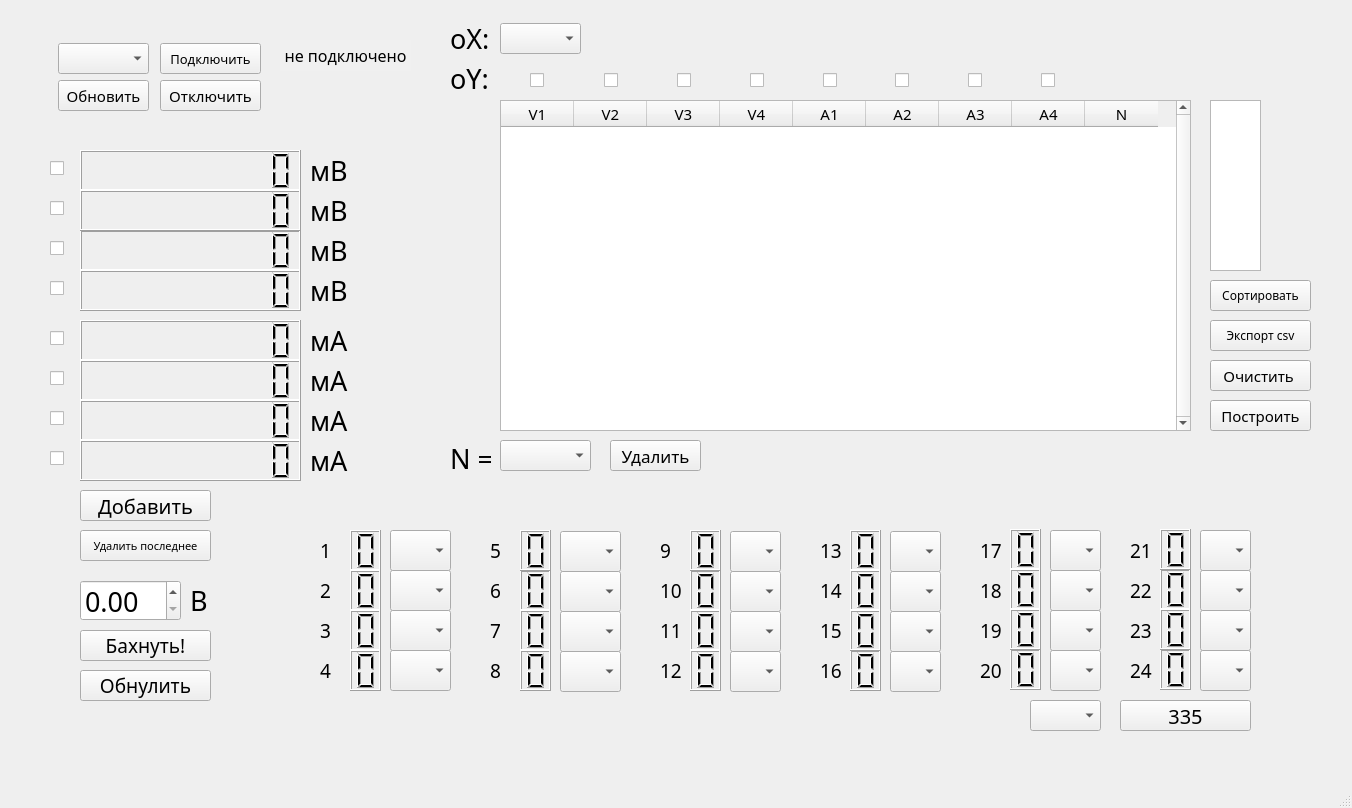
Before: the Qt Designer form interface.ui in KejLater/lab_stand, drawn with Qt 5.
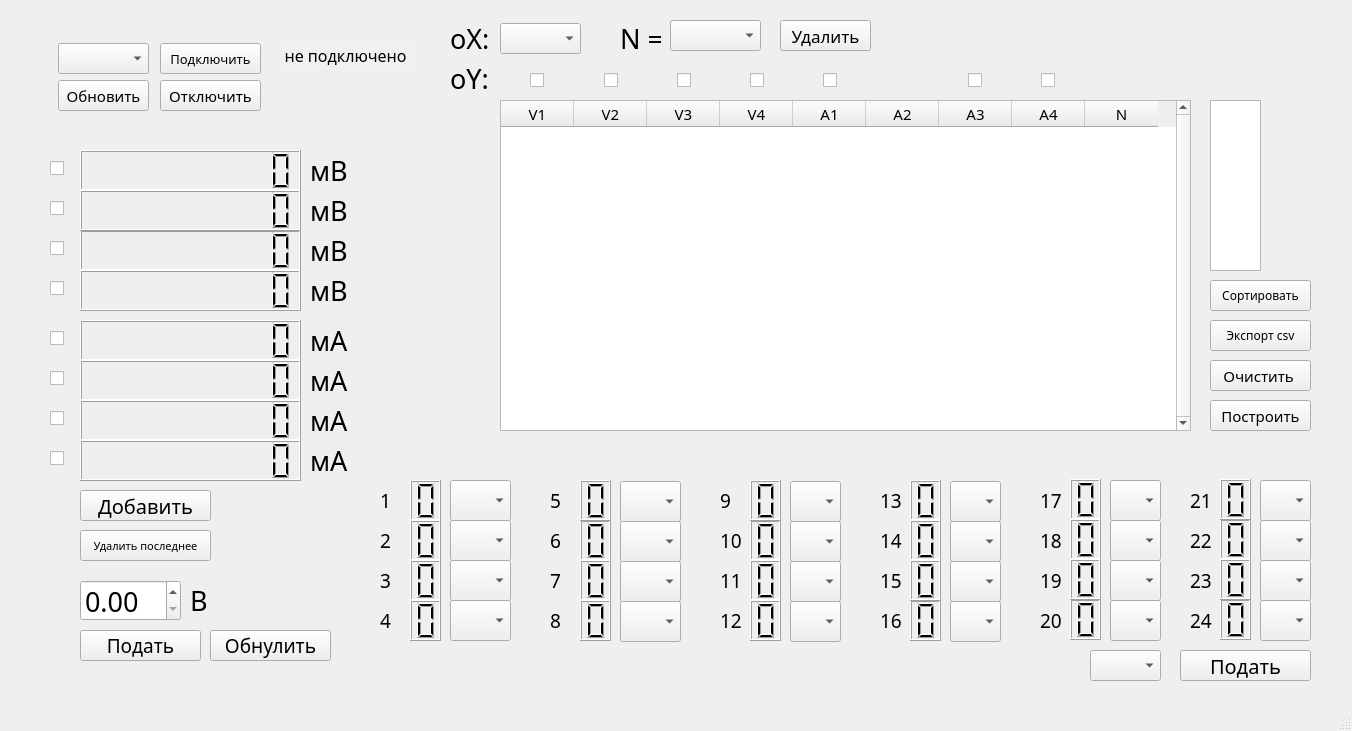
After: the same form once the commit is applied.

Diff of the .ui file:
```diff
--- a/interface.ui
+++ b/interface.ui
@@ -7,7 +7,7 @@
     <x>0</x>
     <y>0</y>
     <width>1352</width>
-    <height>808</height>
+    <height>731</height>
    </rect>
   </property>
   <property name="sizePolicy">
@@ -1266,8 +1266,8 @@
    <widget class="QCheckBox" name="A2_y">
     <property name="geometry">
      <rect>
-      <x>895</x>
-      <y>70</y>
+      <x>1065</x>
+      <y>-350</y>
       <width>21</width>
       <height>21</height>
      </rect>
@@ -1351,7 +1351,7 @@
      <rect>
       <x>80</x>
       <y>630</y>
-      <width>131</width>
+      <width>121</width>
       <height>31</height>
      </rect>
     </property>
@@ -1363,7 +1363,7 @@
      </font>
     </property>
     <property name="text">
-     <string>Бахнуть!</string>
+     <string>Подать</string>
     </property>
    </widget>
    <widget class="QPushButton" name="close_port_button">
@@ -1535,8 +1535,8 @@
     </property>
     <property name="geometry">
      <rect>
-      <x>450</x>
-      <y>440</y>
+      <x>620</x>
+      <y>20</y>
       <width>41</width>
       <height>31</height>
      </rect>
@@ -1555,8 +1555,8 @@
    <widget class="QPushButton" name="delete_by_N_button">
     <property name="geometry">
      <rect>
-      <x>610</x>
-      <y>440</y>
+      <x>780</x>
+      <y>20</y>
       <width>91</width>
       <height>31</height>
      </rect>
@@ -1575,8 +1575,8 @@
    <widget class="QComboBox" name="choose_delete_list">
     <property name="geometry">
      <rect>
-      <x>500</x>
-      <y>440</y>
+      <x>670</x>
+      <y>20</y>
       <width>91</width>
       <height>31</height>
      </rect>
@@ -1624,8 +1624,8 @@
    <widget class="QLCDNumber" name="lcd_io_0">
     <property name="geometry">
      <rect>
-      <x>350</x>
-      <y>530</y>
+      <x>410</x>
+      <y>480</y>
       <width>31</width>
       <height>41</height>
      </rect>
@@ -1647,8 +1647,8 @@
    <widget class="QLCDNumber" name="lcd_io_1">
     <property name="geometry">
      <rect>
-      <x>350</x>
-      <y>570</y>
+      <x>410</x>
+      <y>520</y>
       <width>31</width>
       <height>41</height>
      </rect>
@@ -1670,8 +1670,8 @@
    <widget class="QLCDNumber" name="lcd_io_2">
     <property name="geometry">
      <rect>
-      <x>350</x>
-      <y>610</y>
+      <x>410</x>
+      <y>560</y>
       <width>31</width>
       <height>41</height>
      </rect>
@@ -1693,8 +1693,8 @@
    <widget class="QLCDNumber" name="lcd_io_3">
     <property name="geometry">
      <rect>
-      <x>350</x>
-      <y>650</y>
+      <x>410</x>
+      <y>600</y>
       <width>31</width>
       <height>41</height>
      </rect>
@@ -1716,8 +1716,8 @@
    <widget class="QPushButton" name="reset_io_button">
     <property name="geometry">
      <rect>
-      <x>1120</x>
-      <y>700</y>
+      <x>1180</x>
+      <y>650</y>
       <width>131</width>
       <height>31</height>
      </rect>
@@ -1730,14 +1730,14 @@
      </font>
     </property>
     <property name="text">
-     <string>335</string>
+     <string>Подать</string>
     </property>
    </widget>
    <widget class="QComboBox" name="io_0_list">
     <property name="geometry">
      <rect>
-      <x>390</x>
-      <y>530</y>
+      <x>450</x>
+      <y>480</y>
       <width>61</width>
       <height>41</height>
      </rect>
@@ -1753,8 +1753,8 @@
    <widget class="QComboBox" name="io_1_list">
     <property name="geometry">
      <rect>
-      <x>390</x>
-      <y>570</y>
+      <x>450</x>
+      <y>520</y>
       <width>61</width>
       <height>41</height>
      </rect>
@@ -1770,8 +1770,8 @@
    <widget class="QComboBox" name="io_2_list">
     <property name="geometry">
      <rect>
-      <x>390</x>
-      <y>610</y>
+      <x>450</x>
+      <y>560</y>
       <width>61</width>
       <height>41</height>
      </rect>
@@ -1787,8 +1787,8 @@
    <widget class="QComboBox" name="io_3_list">
     <property name="geometry">
      <rect>
-      <x>390</x>
-      <y>650</y>
+      <x>450</x>
+      <y>600</y>
       <width>61</width>
       <height>41</height>
      </rect>
@@ -1804,8 +1804,8 @@
    <widget class="QLCDNumber" name="lcd_io_5">
     <property name="geometry">
      <rect>
-      <x>520</x>
-      <y>570</y>
+      <x>580</x>
+      <y>520</y>
       <width>31</width>
       <height>41</height>
      </rect>
@@ -1827,8 +1827,8 @@
    <widget class="QLCDNumber" name="lcd_io_4">
     <property name="geometry">
      <rect>
-      <x>520</x>
-      <y>530</y>
+      <x>580</x>
+      <y>480</y>
       <width>31</width>
       <height>41</height>
      </rect>
@@ -1850,8 +1850,8 @@
    <widget class="QLCDNumber" name="lcd_io_6">
     <property name="geometry">
      <rect>
-      <x>520</x>
-      <y>610</y>
+      <x>580</x>
+      <y>560</y>
       <width>31</width>
       <height>41</height>
      </rect>
@@ -1873,8 +1873,8 @@
    <widget class="QComboBox" name="io_5_list">
     <property name="geometry">
      <rect>
-      <x>560</x>
-      <y>571</y>
+      <x>620</x>
+      <y>521</y>
       <width>61</width>
       <height>41</height>
      </rect>
@@ -1890,8 +1890,8 @@
    <widget class="QComboBox" name="io_4_list">
     <property name="geometry">
      <rect>
-      <x>560</x>
-      <y>531</y>
+      <x>620</x>
+      <y>481</y>
       <width>61</width>
       <height>41</height>
      </rect>
@@ -1907,8 +1907,8 @@
    <widget class="QComboBox" name="io_6_list">
     <property name="geometry">
      <rect>
-      <x>560</x>
-      <y>611</y>
+      <x>620</x>
+      <y>561</y>
       <width>61</width>
       <height>41</height>
      </rect>
@@ -1924,8 +1924,8 @@
    <widget class="QLCDNumber" name="lcd_io_7">
     <property name="geometry">
      <rect>
-      <x>520</x>
-      <y>650</y>
+      <x>580</x>
+      <y>600</y>
       <width>31</width>
       <height>41</height>
      </rect>
@@ -1947,8 +1947,8 @@
    <widget class="QComboBox" name="io_7_list">
     <property name="geometry">
      <rect>
-      <x>560</x>
-      <y>651</y>
+      <x>620</x>
+      <y>601</y>
       <width>61</width>
       <height>41</height>
      </rect>
@@ -1964,8 +1964,8 @@
    <widget class="QLCDNumber" name="lcd_io_12">
     <property name="geometry">
      <rect>
-      <x>850</x>
-      <y>530</y>
+      <x>910</x>
+      <y>480</y>
       <width>31</width>
       <height>41</height>
      </rect>
@@ -1987,8 +1987,8 @@
    <widget class="QLCDNumber" name="lcd_io_9">
     <property name="geometry">
      <rect>
-      <x>690</x>
-      <y>570</y>
+      <x>750</x>
+      <y>520</y>
       <width>31</width>
       <height>41</height>
      </rect>
@@ -2010,8 +2010,8 @@
    <widget class="QLCDNumber" name="lcd_io_13">
     <property name="geometry">
      <rect>
-      <x>850</x>
-      <y>570</y>
+      <x>910</x>
+      <y>520</y>
       <width>31</width>
       <height>41</height>
      </rect>
@@ -2033,8 +2033,8 @@
    <widget class="QLCDNumber" name="lcd_io_8">
     <property name="geometry">
      <rect>
-      <x>690</x>
-      <y>530</y>
+      <x>750</x>
+      <y>480</y>
       <width>31</width>
       <height>41</height>
      </rect>
@@ -2056,8 +2056,8 @@
    <widget class="QComboBox" name="io_12_list">
     <property name="geometry">
      <rect>
-      <x>890</x>
-      <y>531</y>
+      <x>950</x>
+      <y>481</y>
       <width>51</width>
       <height>41</height>
      </rect>
@@ -2073,8 +2073,8 @@
    <widget class="QLCDNumber" name="lcd_io_15">
     <property name="geometry">
      <rect>
-      <x>850</x>
-      <y>650</y>
+      <x>910</x>
+      <y>600</y>
       <width>31</width>
       <height>41</height>
      </rect>
@@ -2096,8 +2096,8 @@
    <widget class="QLCDNumber" name="lcd_io_10">
     <property name="geometry">
      <rect>
-      <x>690</x>
-      <y>610</y>
+      <x>750</x>
+      <y>560</y>
       <width>31</width>
       <height>41</height>
      </rect>
@@ -2119,8 +2119,8 @@
    <widget class="QComboBox" name="io_9_list">
     <property name="geometry">
      <rect>
-      <x>730</x>
-      <y>571</y>
+      <x>790</x>
+      <y>521</y>
       <width>51</width>
       <height>41</height>
      </rect>
@@ -2136,8 +2136,8 @@
    <widget class="QComboBox" name="io_13_list">
     <property name="geometry">
      <rect>
-      <x>890</x>
-      <y>571</y>
+      <x>950</x>
+      <y>521</y>
       <width>51</width>
       <height>41</height>
      </rect>
@@ -2153,8 +2153,8 @@
    <widget class="QComboBox" name="io_15_list">
     <property name="geometry">
      <rect>
-      <x>890</x>
-      <y>651</y>
+      <x>950</x>
+      <y>601</y>
       <width>51</width>
       <height>41</height>
      </rect>
@@ -2170,8 +2170,8 @@
    <widget class="QComboBox" name="io_8_list">
     <property name="geometry">
      <rect>
-      <x>730</x>
-      <y>531</y>
+      <x>790</x>
+      <y>481</y>
       <width>51</width>
       <height>41</height>
      </rect>
@@ -2187,8 +2187,8 @@
    <widget class="QComboBox" name="io_10_list">
     <property name="geometry">
      <rect>
-      <x>730</x>
-      <y>611</y>
+      <x>790</x>
+      <y>561</y>
       <width>51</width>
       <height>41</height>
      </rect>
@@ -2204,8 +2204,8 @@
    <widget class="QLCDNumber" name="lcd_io_11">
     <property name="geometry">
      <rect>
-      <x>690</x>
-      <y>650</y>
+      <x>750</x>
+      <y>600</y>
       <width>31</width>
       <height>41</height>
      </rect>
@@ -2227,8 +2227,8 @@
    <widget class="QComboBox" name="io_11_list">
     <property name="geometry">
      <rect>
-      <x>730</x>
-      <y>651</y>
+      <x>790</x>
+      <y>601</y>
       <width>51</width>
       <height>41</height>
      </rect>
@@ -2244,8 +2244,8 @@
    <widget class="QComboBox" name="io_14_list">
     <property name="geometry">
      <rect>
-      <x>890</x>
-      <y>611</y>
+      <x>950</x>
+      <y>561</y>
       <width>51</width>
       <height>41</height>
      </rect>
@@ -2261,8 +2261,8 @@
    <widget class="QLCDNumber" name="lcd_io_14">
     <property name="geometry">
      <rect>
-      <x>850</x>
-      <y>610</y>
+      <x>910</x>
+      <y>560</y>
       <width>31</width>
       <height>41</height>
      </rect>
@@ -2284,8 +2284,8 @@
    <widget class="QLCDNumber" name="lcd_io_23">
     <property name="geometry">
      <rect>
-      <x>1160</x>
-      <y>649</y>
+      <x>1220</x>
+      <y>599</y>
       <width>31</width>
       <height>41</height>
      </rect>
@@ -2307,8 +2307,8 @@
    <widget class="QLCDNumber" name="lcd_io_16">
     <property name="geometry">
      <rect>
-      <x>1010</x>
-      <y>529</y>
+      <x>1070</x>
+      <y>479</y>
       <width>31</width>
       <height>41</height>
      </rect>
@@ -2330,8 +2330,8 @@
    <widget class="QComboBox" name="io_18_list">
     <property name="geometry">
      <rect>
-      <x>1050</x>
-      <y>610</y>
+      <x>1110</x>
+      <y>560</y>
       <width>51</width>
       <height>41</height>
      </rect>
@@ -2347,8 +2347,8 @@
    <widget class="QLCDNumber" name="lcd_io_21">
     <property name="geometry">
      <rect>
-      <x>1160</x>
-      <y>569</y>
+      <x>1220</x>
+      <y>519</y>
       <width>31</width>
       <height>41</height>
      </rect>
@@ -2370,8 +2370,8 @@
    <widget class="QComboBox" name="io_21_list">
     <property name="geometry">
      <rect>
-      <x>1200</x>
-      <y>570</y>
+      <x>1260</x>
+      <y>520</y>
       <width>51</width>
       <height>41</height>
      </rect>
@@ -2387,8 +2387,8 @@
    <widget class="QComboBox" name="io_19_list">
     <property name="geometry">
      <rect>
-      <x>1050</x>
-      <y>650</y>
+      <x>1110</x>
+      <y>600</y>
       <width>51</width>
       <height>41</height>
      </rect>
@@ -2404,8 +2404,8 @@
    <widget class="QComboBox" name="io_22_list">
     <property name="geometry">
      <rect>
-      <x>1200</x>
-      <y>610</y>
+      <x>1260</x>
+      <y>560</y>
       <width>51</width>
       <height>41</height>
      </rect>
@@ -2421,8 +2421,8 @@
    <widget class="QLCDNumber" name="lcd_io_17">
     <property name="geometry">
      <rect>
-      <x>1010</x>
-      <y>569</y>
+      <x>1070</x>
+      <y>519</y>
       <width>31</width>
       <height>41</height>
      </rect>
@@ -2444,8 +2444,8 @@
    <widget class="QLCDNumber" name="lcd_io_19">
     <property name="geometry">
      <rect>
-      <x>1010</x>
-      <y>649</y>
+      <x>1070</x>
+      <y>599</y>
       <width>31</width>
       <height>41</height>
      </rect>
@@ -2467,8 +2467,8 @@
    <widget class="QComboBox" name="io_23_list">
     <property name="geometry">
      <rect>
-      <x>1200</x>
-      <y>650</y>
+      <x>1260</x>
+      <y>600</y>
       <width>51</width>
       <height>41</height>
      </rect>
@@ -2484,8 +2484,8 @@
    <widget class="QComboBox" name="io_16_list">
     <property name="geometry">
      <rect>
-      <x>1050</x>
-      <y>530</y>
+      <x>1110</x>
+      <y>480</y>
       <width>51</width>
       <height>41</height>
      </rect>
@@ -2501,8 +2501,8 @@
    <widget class="QLCDNumber" name="lcd_io_20">
     <property name="geometry">
      <rect>
-      <x>1160</x>
-      <y>529</y>
+      <x>1220</x>
+      <y>479</y>
       <width>31</width>
       <height>41</height>
      </rect>
@@ -2524,8 +2524,8 @@
    <widget class="QComboBox" name="io_20_list">
     <property name="geometry">
      <rect>
-      <x>1200</x>
-      <y>530</y>
+      <x>1260</x>
+      <y>480</y>
       <width>51</width>
       <height>41</height>
      </rect>
@@ -2541,8 +2541,8 @@
    <widget class="QLCDNumber" name="lcd_io_22">
     <property name="geometry">
      <rect>
-      <x>1160</x>
-      <y>609</y>
+      <x>1220</x>
+      <y>559</y>
       <width>31</width>
       <height>41</height>
      </rect>
@@ -2564,8 +2564,8 @@
    <widget class="QLCDNumber" name="lcd_io_18">
     <property name="geometry">
      <rect>
-      <x>1010</x>
-      <y>609</y>
+      <x>1070</x>
+      <y>559</y>
       <width>31</width>
       <height>41</height>
      </rect>
@@ -2587,8 +2587,8 @@
    <widget class="QComboBox" name="io_17_list">
     <property name="geometry">
      <rect>
-      <x>1050</x>
-      <y>570</y>
+      <x>1110</x>
+      <y>520</y>
       <width>51</width>
       <height>41</height>
      </rect>
@@ -2604,8 +2604,8 @@
    <widget class="QComboBox" name="io_reset_list">
     <property name="geometry">
      <rect>
-      <x>1030</x>
-      <y>700</y>
+      <x>1090</x>
+      <y>650</y>
       <width>71</width>
       <height>31</height>
      </rect>
@@ -2674,8 +2674,8 @@
    <widget class="QLabel" name="label">
     <property name="geometry">
      <rect>
-      <x>320</x>
-      <y>530</y>
+      <x>380</x>
+      <y>480</y>
       <width>31</width>
       <height>41</height>
      </rect>
@@ -2687,8 +2687,8 @@
    <widget class="QLabel" name="label_2">
     <property name="geometry">
      <rect>
-      <x>320</x>
-      <y>570</y>
+      <x>380</x>
+      <y>520</y>
       <width>31</width>
       <height>41</height>
      </rect>
@@ -2700,8 +2700,8 @@
    <widget class="QLabel" name="label_3">
     <property name="geometry">
      <rect>
-      <x>320</x>
-      <y>610</y>
+      <x>380</x>
+      <y>560</y>
       <width>31</width>
       <height>41</height>
      </rect>
@@ -2713,8 +2713,8 @@
    <widget class="QLabel" name="label_4">
     <property name="geometry">
      <rect>
-      <x>320</x>
-      <y>650</y>
+      <x>380</x>
+      <y>600</y>
       <width>31</width>
       <height>41</height>
      </rect>
@@ -2726,8 +2726,8 @@
    <widget class="QLabel" name="label_5">
     <property name="geometry">
      <rect>
-      <x>490</x>
-      <y>650</y>
+      <x>550</x>
+      <y>600</y>
       <width>31</width>
       <height>41</height>
      </rect>
@@ -2739,8 +2739,8 @@
    <widget class="QLabel" name="label_6">
     <property name="geometry">
      <rect>
-      <x>490</x>
-      <y>610</y>
+      <x>550</x>
+      <y>560</y>
       <width>31</width>
       <height>41</height>
      </rect>
@@ -2752,8 +2752,8 @@
    <widget class="QLabel" name="label_7">
     <property name="geometry">
      <rect>
-      <x>490</x>
-      <y>530</y>
+      <x>550</x>
+      <y>480</y>
       <width>31</width>
       <height>41</height>
      </rect>
@@ -2765,8 +2765,8 @@
    <widget class="QLabel" name="label_8">
     <property name="geometry">
      <rect>
-      <x>490</x>
-      <y>570</y>
+      <x>550</x>
+      <y>520</y>
       <width>31</width>
       <height>41</height>
      </rect>
@@ -2778,8 +2778,8 @@
    <widget class="QLabel" name="label_9">
     <property name="geometry">
      <rect>
-      <x>660</x>
-      <y>570</y>
+      <x>720</x>
+      <y>520</y>
       <width>31</width>
       <height>41</height>
      </rect>
@@ -2791,8 +2791,8 @@
    <widget class="QLabel" name="label_10">
     <property name="geometry">
      <rect>
-      <x>660</x>
-      <y>530</y>
+      <x>720</x>
+      <y>480</y>
       <width>31</width>
       <height>41</height>
      </rect>
@@ -2804,8 +2804,8 @@
    <widget class="QLabel" name="label_11">
     <property name="geometry">
      <rect>
-      <x>660</x>
-      <y>650</y>
+      <x>720</x>
+      <y>600</y>
       <width>31</width>
       <height>41</height>
      </rect>
@@ -2817,8 +2817,8 @@
    <widget class="QLabel" name="label_12">
     <property name="geometry">
      <rect>
-      <x>660</x>
-      <y>610</y>
+      <x>720</x>
+      <y>560</y>
       <width>31</width>
       <height>41</height>
      </rect>
@@ -2830,8 +2830,8 @@
    <widget class="QLabel" name="label_13">
     <property name="geometry">
      <rect>
-      <x>820</x>
-      <y>570</y>
+      <x>880</x>
+      <y>520</y>
       <width>31</width>
       <height>41</height>
      </rect>
@@ -2843,8 +2843,8 @@
    <widget class="QLabel" name="label_14">
     <property name="geometry">
      <rect>
-      <x>820</x>
-      <y>610</y>
+      <x>880</x>
+      <y>560</y>
       <width>31</width>
       <height>41</height>
      </rect>
@@ -2856,8 +2856,8 @@
    <widget class="QLabel" name="label_15">
     <property name="geometry">
      <rect>
-      <x>820</x>
-      <y>650</y>
+      <x>880</x>
+      <y>600</y>
       <width>31</width>
       <height>41</height>
      </rect>
@@ -2869,8 +2869,8 @@
    <widget class="QLabel" name="label_16">
     <property name="geometry">
      <rect>
-      <x>820</x>
-      <y>530</y>
+      <x>880</x>
+      <y>480</y>
       <width>31</width>
       <height>41</height>
      </rect>
@@ -2882,8 +2882,8 @@
    <widget class="QLabel" name="label_17">
     <property name="geometry">
      <rect>
-      <x>980</x>
-      <y>570</y>
+      <x>1040</x>
+      <y>520</y>
       <width>31</width>
       <height>41</height>
      </rect>
@@ -2895,8 +2895,8 @@
    <widget class="QLabel" name="label_18">
     <property name="geometry">
      <rect>
-      <x>980</x>
-      <y>610</y>
+      <x>1040</x>
+      <y>560</y>
       <width>31</width>
       <height>41</height>
      </rect>
@@ -2908,8 +2908,8 @@
    <widget class="QLabel" name="label_19">
     <property name="geometry">
      <rect>
-      <x>980</x>
-      <y>530</y>
+      <x>1040</x>
+      <y>480</y>
       <width>31</width>
       <height>41</height>
      </rect>
@@ -2921,8 +2921,8 @@
    <widget class="QLabel" name="label_20">
     <property name="geometry">
      <rect>
-      <x>980</x>
-      <y>650</y>
+      <x>1040</x>
+      <y>600</y>
       <width>31</width>
       <height>41</height>
      </rect>
@@ -2934,8 +2934,8 @@
    <widget class="QLabel" name="label_21">
     <property name="geometry">
      <rect>
-      <x>1130</x>
-      <y>650</y>
+      <x>1190</x>
+      <y>600</y>
       <width>31</width>
       <height>41</height>
      </rect>
@@ -2947,8 +2947,8 @@
    <widget class="QLabel" name="label_22">
     <property name="geometry">
      <rect>
-      <x>1130</x>
-      <y>610</y>
+      <x>1190</x>
+      <y>560</y>
       <width>31</width>
       <height>41</height>
      </rect>
@@ -2960,8 +2960,8 @@
    <widget class="QLabel" name="label_23">
     <property name="geometry">
      <rect>
-      <x>1130</x>
-      <y>530</y>
+      <x>1190</x>
+      <y>480</y>
       <width>31</width>
       <height>41</height>
      </rect>
@@ -2973,8 +2973,8 @@
    <widget class="QLabel" name="label_24">
     <property name="geometry">
      <rect>
-      <x>1130</x>
-      <y>570</y>
+      <x>1190</x>
+      <y>520</y>
       <width>31</width>
       <height>41</height>
      </rect>
@@ -3055,9 +3055,9 @@
    <widget class="QPushButton" name="zero_voltage_button">
     <property name="geometry">
      <rect>
-      <x>80</x>
-      <y>670</y>
-      <width>131</width>
+      <x>210</x>
+      <y>630</y>
+      <width>121</width>
       <height>31</height>
      </rect>
     </property>
```
